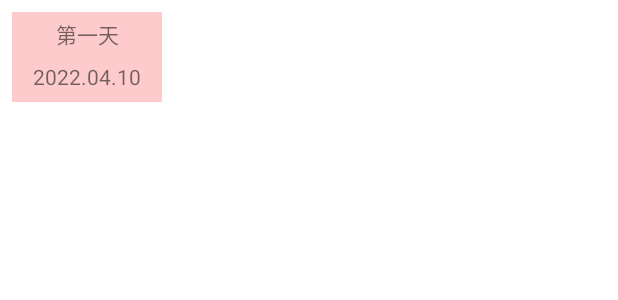
After one commit to SHIHES/TripMood, an Android app: the layout fragment_plan.xml on its own in the app's theme, with its tools: preview values and no code run, on a phone screen of 412 x 824 dp. The commit adds this screen. Shown: the top 300 px of the screen. Run offline under Robolectric (Android 15) with nearby library versions, the phone set to English and light mode, and no system bars.

Commit message:
after user chooses startDate and endDate, editPlan page can show the dates between them

```diff
--- a/app/build.gradle
+++ b/app/build.gradle
@@ -3,6 +3,8 @@ plugins {
     id 'org.jetbrains.kotlin.android'
     id 'com.google.gms.google-services'
     id 'com.google.android.libraries.mapsplatform.secrets-gradle-plugin'
+    id 'androidx.navigation.safeargs.kotlin'
+    id 'kotlin-parcelize'
 }
 
 android {
--- a/app/src/main/java/com/shihs/tripmood/home/HomeFragment.kt
+++ b/app/src/main/java/com/shihs/tripmood/home/HomeFragment.kt
@@ -38,9 +38,9 @@ class HomeFragment : Fragment() {
         recyclerView.layoutManager = LinearLayoutManager(context, LinearLayoutManager.VERTICAL, false)
 
         val mockList = mutableListOf<Plan>()
-        val data1 = Plan(title = "宜蘭", startDate = "123", endDate = "456")
-        val data2 = Plan(title = "花蓮", startDate = "123", endDate = "456")
-        val data3 = Plan(title = "墾丁", startDate = "123", endDate = "456")
+        val data1 = Plan(title = "宜蘭", startDate = 123L, endDate = 456L)
+        val data2 = Plan(title = "花蓮", startDate = "123".toLong(), endDate = "456".toLong())
+        val data3 = Plan(title = "墾丁", startDate = "123".toLong(), endDate = "456".toLong())
         mockList.add(data1)
         mockList.add(data2)
         mockList.add(data3)
--- /dev/null
+++ b/app/src/main/res/layout/fragment_plan.xml
@@ -0,0 +1,18 @@
+<?xml version="1.0" encoding="utf-8"?>
+<androidx.constraintlayout.widget.ConstraintLayout xmlns:android="http://schemas.android.com/apk/res/android"
+    xmlns:app="http://schemas.android.com/apk/res-auto"
+    xmlns:tools="http://schemas.android.com/tools"
+    android:layout_width="match_parent"
+    android:layout_height="match_parent">
+
+    <androidx.recyclerview.widget.RecyclerView
+        android:id="@+id/daysRv"
+        android:layout_width="match_parent"
+        android:layout_height="80dp"
+        app:layout_constraintEnd_toEndOf="parent"
+        app:layout_constraintStart_toStartOf="parent"
+        app:layout_constraintTop_toTopOf="parent"
+        tools:listitem="@layout/item_day"
+        tools:itemCount="6"
+        app:layoutManager="androidx.recyclerview.widget.LinearLayoutManager"/>
+</androidx.constraintlayout.widget.ConstraintLayout>
--- a/app/src/main/res/layout/fragment_plan_mydesign.xml
+++ b/app/src/main/res/layout/fragment_plan_mydesign.xml
@@ -2,7 +2,7 @@
 <androidx.constraintlayout.widget.ConstraintLayout xmlns:android="http://schemas.android.com/apk/res/android"
     xmlns:app="http://schemas.android.com/apk/res-auto"
     xmlns:tools="http://schemas.android.com/tools"
-    android:id="@+id/createBtn"
+    android:id="@+id/addPlanLayout"
     android:layout_width="match_parent"
     android:layout_height="match_parent">
 
@@ -28,7 +28,7 @@
         app:layout_constraintTop_toTopOf="parent" />
 
     <Button
-        android:id="@+id/newBtn"
+        android:id="@+id/createBtn"
         android:layout_width="wrap_content"
         android:layout_height="wrap_content"
         android:text="創建"
--- /dev/null
+++ b/app/src/main/res/layout/item_day.xml
@@ -0,0 +1,32 @@
+<?xml version="1.0" encoding="utf-8"?>
+<androidx.constraintlayout.widget.ConstraintLayout xmlns:android="http://schemas.android.com/apk/res/android"
+    xmlns:app="http://schemas.android.com/apk/res-auto"
+    xmlns:tools="http://schemas.android.com/tools"
+    android:layout_width="100dp"
+    android:layout_height="60dp"
+    android:layout_marginStart="8dp"
+    android:layout_marginTop="8dp"
+    android:layout_marginEnd="8dp"
+    android:layout_marginBottom="8dp"
+    android:background="#FDCBCB">
+
+    <TextView
+        android:id="@+id/daysTv"
+        android:layout_width="wrap_content"
+        android:layout_height="wrap_content"
+        android:layout_marginTop="4dp"
+        android:text="第一天"
+        app:layout_constraintEnd_toEndOf="parent"
+        app:layout_constraintStart_toStartOf="parent"
+        app:layout_constraintTop_toTopOf="parent" />
+
+    <TextView
+        android:id="@+id/dateTv"
+        android:layout_width="wrap_content"
+        android:layout_height="wrap_content"
+        android:layout_marginTop="8dp"
+        android:text="2022.04.10"
+        app:layout_constraintEnd_toEndOf="parent"
+        app:layout_constraintStart_toStartOf="parent"
+        app:layout_constraintTop_toBottomOf="@+id/daysTv" />
+</androidx.constraintlayout.widget.ConstraintLayout>
--- a/build.gradle
+++ b/build.gradle
@@ -2,6 +2,7 @@ buildscript {
     dependencies {
         classpath 'com.google.gms:google-services:4.3.10'
         classpath "com.google.android.libraries.mapsplatform.secrets-gradle-plugin:secrets-gradle-plugin:2.0.1"
+        classpath "androidx.navigation:navigation-safe-args-gradle-plugin:2.4.2"
     }
 }// Top-level build file where you can add configuration options common to all sub-projects/modules.
 plugins {
```
Also changed, not shown: app/src/main/java/com/shihs/tripmood/dataclass/Plan.kt (+8 -3 lines), app/src/main/java/com/shihs/tripmood/plan/DateAdapter.kt (added, +43 -0 lines), app/src/main/java/com/shihs/tripmood/plan/MyPlanFragment.kt (added, +84 -0 lines), app/src/main/java/com/shihs/tripmood/plan/mydesign/MyDesignFragment.kt (+15 -5 lines), app/src/main/res/navigation/mobile_navigation.xml (+14 -0 lines).
